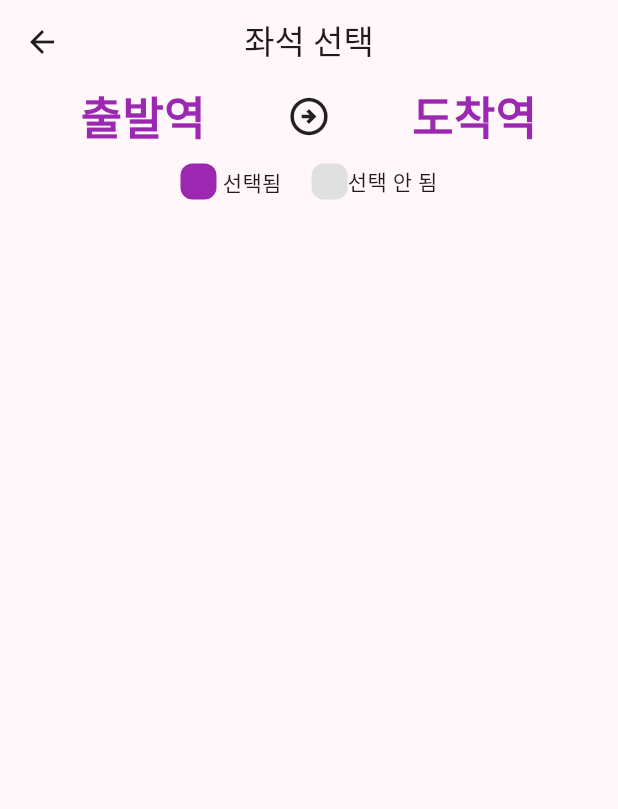
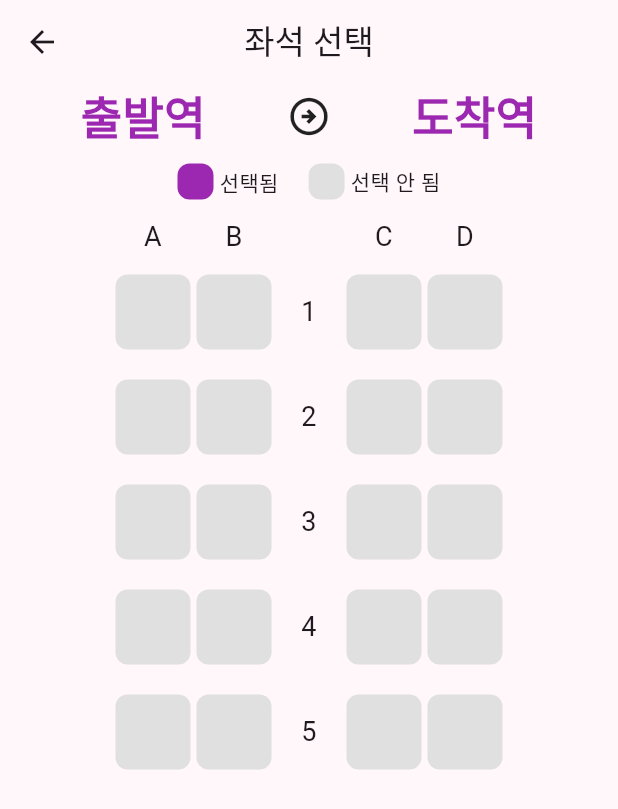
Before and after one commit to marion419/flutter_train_app, a Flutter app: the SeatPage screen opened directly, on a phone screen of 412 x 824 dp. Shown: the top 809 px of the screen. Run offline on Flutter 3.47's test engine with Material 3 defaults, Android fonts, the phone set to English and light mode, and no system bars.

Commit message:
행 번호 추가 및 정렬

```diff
--- /dev/null
+++ b/lib/pages/seat/Widgets/column_name.dart
@@ -0,0 +1,26 @@
+import 'package:flutter/material.dart';
+
+class ColumnName extends StatelessWidget {
+  ColumnName(this.name);
+
+  String name;
+
+  @override
+  Widget build(BuildContext context) {
+    return SizedBox(
+      width: 50,
+      height: 50,
+      child: Column(
+        mainAxisAlignment: MainAxisAlignment.center,
+        children: [
+          Text(name,
+            style: TextStyle(
+              fontSize: 18
+            ),
+            textAlign: TextAlign.center,
+          ),
+        ],
+      ),
+    );
+  }
+}
--- a/lib/pages/seat/Widgets/seats_row.dart
+++ b/lib/pages/seat/Widgets/seats_row.dart
@@ -10,7 +10,10 @@ class SeatsRow extends StatelessWidget{
 
   @override
   Widget build(BuildContext context) {
-    return Row(
+    return Padding(
+      padding: const EdgeInsets.only(bottom: 20),
+      child: Row(
+        mainAxisAlignment: MainAxisAlignment.center,
         children: [
           SeatsButton(),
           SizedBox(width: 4,),
@@ -19,16 +22,23 @@ class SeatsRow extends StatelessWidget{
             width: 50,
             height: 50,
             child:
+            Column(
+              mainAxisAlignment: MainAxisAlignment.center,
+              children: [
                 Text('$rowNum',
                   style: TextStyle(
-              fontSize: 18
+                    fontSize: 18,
                   ),
+                  textAlign: TextAlign.center,
+                ),
+              ],
             ),
           ),
           SeatsButton(),
           SizedBox(width: 4,),
           SeatsButton(),
         ],
+      ),
     );
   }
 }
--- a/lib/pages/seat/seat_page.dart
+++ b/lib/pages/seat/seat_page.dart
@@ -2,6 +2,9 @@
 
 
 import 'package:flutter/material.dart';
+import 'package:flutter_train_app/pages/seat/Widgets/seats_row.dart';
+import 'package:flutter_train_app/pages/seat/Widgets/column_name.dart';
+
 
 class SeatPage extends StatefulWidget{
   @override
@@ -63,13 +66,36 @@ class _SeatPageState extends State<SeatPage> {
                   color: Colors.grey[300]!,
                 ),
               ),
+              SizedBox(width: 4,),
               Text('선택 안 됨'),
             ],
+          ),
+          // 행번호
+          Padding(
+            padding: const EdgeInsets.symmetric(horizontal: 20),
+            child: Row(
+              mainAxisAlignment: MainAxisAlignment.center,
+              children: [
+                ColumnName('A'),
+                SizedBox(width: 4,),
+                ColumnName('B'),
+                SizedBox(width: 50, height: 50,),
+                ColumnName('C'),
+                SizedBox(width: 4,),
+                ColumnName('D'),
+              ],
+            ),
+          ),
+          // 좌석 리스트뷰
+          Column(
+            children: [
+              SeatsRow(1),
+              SeatsRow(2),
+              SeatsRow(3),
+              SeatsRow(4),
+              SeatsRow(5),
+            ],
           )
-          // 행번호
-
-          // 좌석 리스트뷰
-
           // 예매하기 버튼
 
         ],
```
Lines whose indentation alone changed are shown as unchanged.
